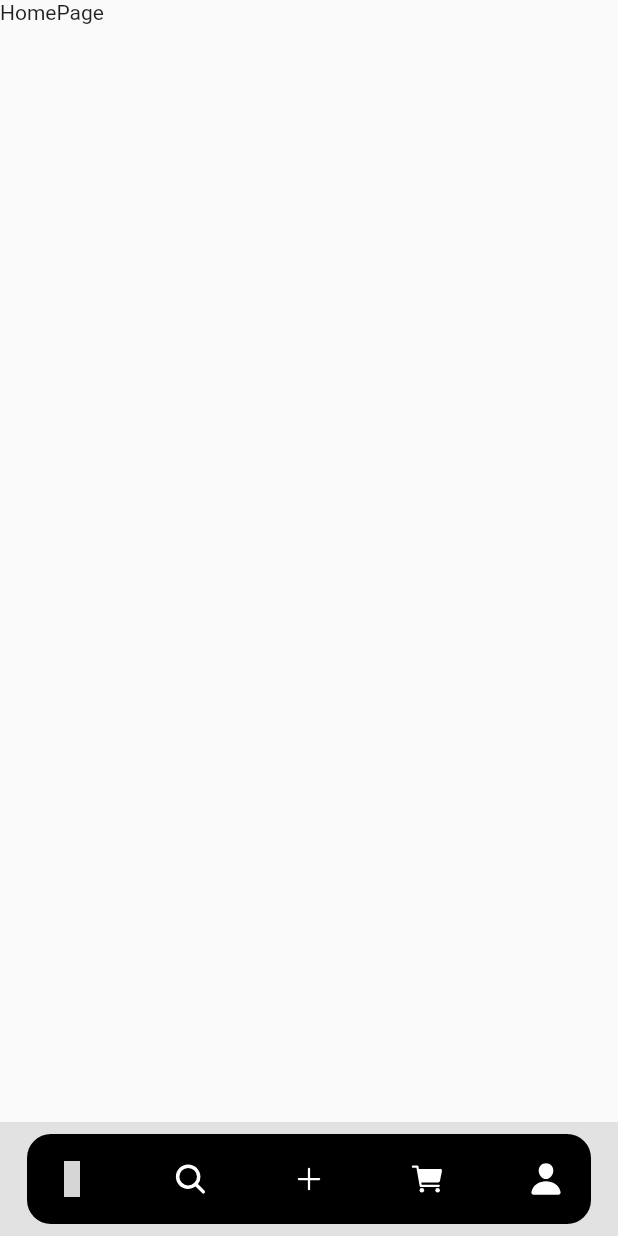
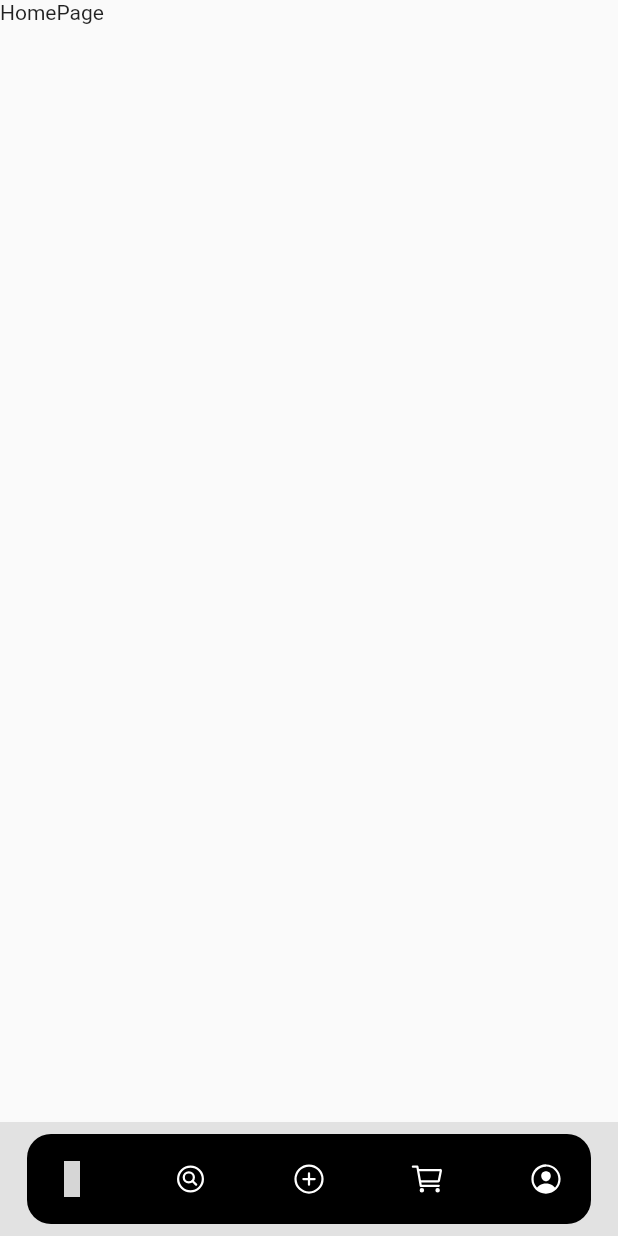
Before and after one commit to hidechy/flutter_dbestech_provider, a Flutter app: the screen it shows after launch, on a phone screen of 412 x 824 dp. Run offline on Flutter 3.47's test engine with Material 2 defaults, Android fonts, the phone set to English and light mode, and no system bars; our stand-ins replace flutter_vector_icons; project files that could hold a hidden picture were left out; grey boxes are pictures that could not be loaded.

Commit message:
commit20231007 bottomNav Cut out

```diff
--- /dev/null
+++ b/lib/screens/components/bottom_nav_bar.dart
@@ -0,0 +1,68 @@
+import 'package:flutter/material.dart';
+import 'package:flutter_vector_icons/flutter_vector_icons.dart';
+import 'package:provider/provider.dart';
+
+import '../../controllers/home_screen_provider.dart';
+
+import 'bottom_nav.dart';
+
+class BottomNavBar extends StatelessWidget {
+  const BottomNavBar({super.key});
+
+  ///
+  @override
+  Widget build(BuildContext context) {
+    return Consumer<HomeScreenController>(builder: (context, homeScreenController, child) {
+      return SafeArea(
+        child: Padding(
+          padding: const EdgeInsets.all(8),
+          child: Container(
+            padding: const EdgeInsets.all(12),
+            margin: const EdgeInsets.symmetric(horizontal: 10),
+            decoration: const BoxDecoration(
+              color: Colors.black,
+              borderRadius: BorderRadius.all(Radius.circular(16)),
+            ),
+            child: Row(
+              mainAxisAlignment: MainAxisAlignment.spaceBetween,
+              children: [
+                BottomNav(
+                  onTap: () {
+                    homeScreenController.pageIndex = 0;
+                  },
+                  icon: (homeScreenController.pageIndex == 0)
+                      ? MaterialCommunityIcons.home
+                      : MaterialCommunityIcons.home_circle_outline,
+                ),
+                BottomNav(
+                  onTap: () {
+                    homeScreenController.pageIndex = 1;
+                  },
+                  icon: (homeScreenController.pageIndex == 1) ? Ionicons.search : Ionicons.search_circle_outline,
+                ),
+                BottomNav(
+                  onTap: () {
+                    homeScreenController.pageIndex = 2;
+                  },
+                  icon: (homeScreenController.pageIndex == 2) ? Ionicons.add : Ionicons.add_circle_outline,
+                ),
+                BottomNav(
+                  onTap: () {
+                    homeScreenController.pageIndex = 3;
+                  },
+                  icon: (homeScreenController.pageIndex == 3) ? Ionicons.cart : Ionicons.cart_outline,
+                ),
+                BottomNav(
+                  onTap: () {
+                    homeScreenController.pageIndex = 4;
+                  },
+                  icon: (homeScreenController.pageIndex == 4) ? Ionicons.person : Ionicons.person_circle_outline,
+                ),
+              ],
+            ),
+          ),
+        ),
+      );
+    });
+  }
+}
--- a/lib/screens/home_screen.dart
+++ b/lib/screens/home_screen.dart
@@ -1,11 +1,10 @@
 // ignore_for_file: must_be_immutable
 
 import 'package:flutter/material.dart';
-import 'package:flutter_vector_icons/flutter_vector_icons.dart';
 import 'package:provider/provider.dart';
 
 import '../controllers/home_screen_provider.dart';
-import 'components/bottom_nav.dart';
+import 'components/bottom_nav_bar.dart';
 import 'pages/add_page.dart';
 import 'pages/cart_page.dart';
 import 'pages/home_page.dart';
@@ -30,49 +29,7 @@ class HomeScreen extends StatelessWidget {
       return Scaffold(
         backgroundColor: const Color(0xffe2e2e2),
         body: pageList[homeScreenController.pageIndex],
-        bottomNavigationBar: SafeArea(
-          child: Padding(
-            padding: const EdgeInsets.all(8),
-            child: Container(
-              padding: const EdgeInsets.all(12),
-              margin: const EdgeInsets.symmetric(horizontal: 10),
-              decoration: const BoxDecoration(
-                color: Colors.black,
-                borderRadius: BorderRadius.all(Radius.circular(16)),
-              ),
-              child: Row(
-                mainAxisAlignment: MainAxisAlignment.spaceBetween,
-                children: [
-                  BottomNav(
-                      onTap: () {
-                        homeScreenController.pageIndex = 0;
-                      },
-                      icon: MaterialCommunityIcons.home),
-                  BottomNav(
-                      onTap: () {
-                        homeScreenController.pageIndex = 1;
-                      },
-                      icon: Ionicons.search),
-                  BottomNav(
-                      onTap: () {
-                        homeScreenController.pageIndex = 2;
-                      },
-                      icon: Ionicons.add),
-                  BottomNav(
-                      onTap: () {
-                        homeScreenController.pageIndex = 3;
-                      },
-                      icon: Ionicons.cart),
-                  BottomNav(
-                      onTap: () {
-                        homeScreenController.pageIndex = 4;
-                      },
-                      icon: Ionicons.person),
-                ],
-              ),
-            ),
-          ),
-        ),
+        bottomNavigationBar: BottomNavBar(),
       );
     });
   }
```
